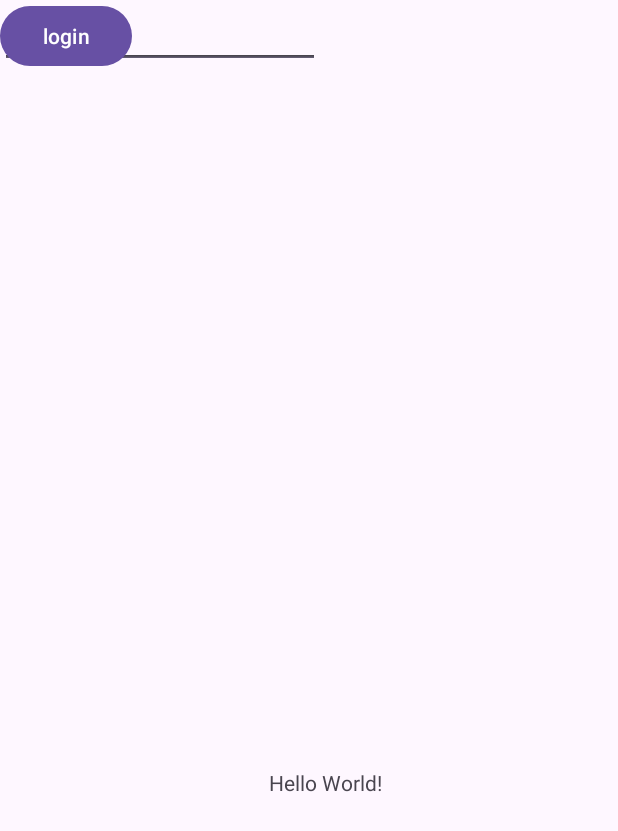
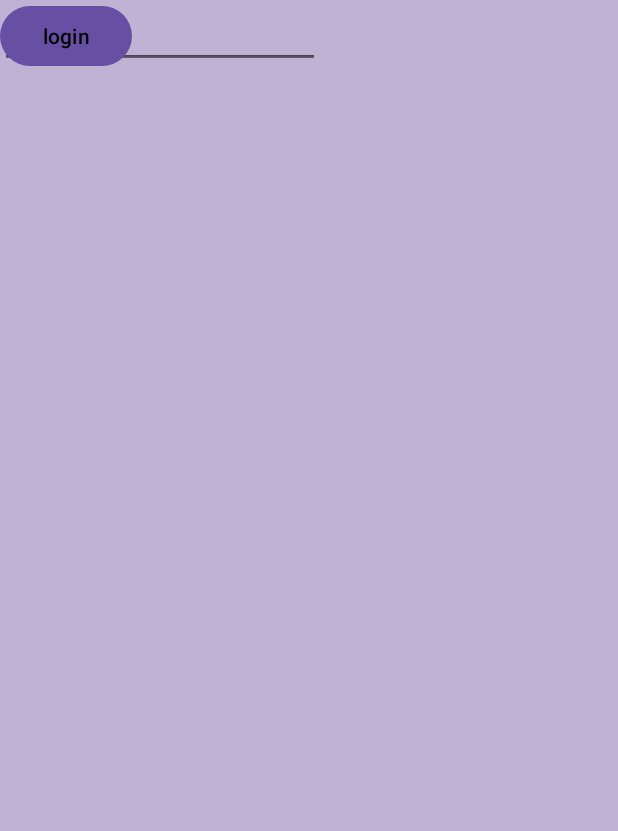
Before and after one commit to roshandanraj123/Androidapp, an Android app: the screen it shows after launch (MainActivity), on a phone screen of 412 x 824 dp. Shown: the top 831 px of the screen. Run offline under Robolectric (Android 15) with nearby library versions, the phone set to English and light mode, and no system bars.

Commit message:
colors xml

```diff
--- /dev/null
+++ b/app/src/main/java/com/example/myapplication/kotlinexe/Demo.kt
@@ -0,0 +1,4 @@
+package com.example.myapplication.kotlinexe
+
+class Demo {
+}
--- /dev/null
+++ b/app/src/main/java/com/example/myapplication/kotlinexe/Example.kt
@@ -0,0 +1,6 @@
+package com.example.myapplication.kotlinexe
+
+fun main(){
+    println("Hello world");
+
+}
--- a/app/src/main/res/layout/activity_main.xml
+++ b/app/src/main/res/layout/activity_main.xml
@@ -2,21 +2,11 @@
 <androidx.constraintlayout.widget.ConstraintLayout xmlns:android="http://schemas.android.com/apk/res/android"
     xmlns:app="http://schemas.android.com/apk/res-auto"
     xmlns:tools="http://schemas.android.com/tools"
+    android:background="#BEB3D5"
     android:id="@+id/main"
     android:layout_width="match_parent"
     android:layout_height="match_parent"
     tools:context=".MainActivity">
-
-    <TextView
-        android:layout_width="wrap_content"
-        android:layout_height="wrap_content"
-        android:text="Hello World!"
-        app:layout_constraintBottom_toBottomOf="parent"
-        app:layout_constraintEnd_toEndOf="parent"
-        app:layout_constraintHorizontal_bias="0.532"
-        app:layout_constraintStart_toStartOf="parent"
-        app:layout_constraintTop_toTopOf="parent"
-        app:layout_constraintVertical_bias="0.636" />
 
     <EditText
         android:id="@+id/editTextText"
@@ -42,6 +32,7 @@
         android:id="@+id/button"
         android:layout_width="wrap_content"
         android:layout_height="wrap_content"
+        android:textColor="@color/black"
         android:text="login"
         tools:layout_editor_absoluteX="72dp"
         tools:layout_editor_absoluteY="242dp" />
```
